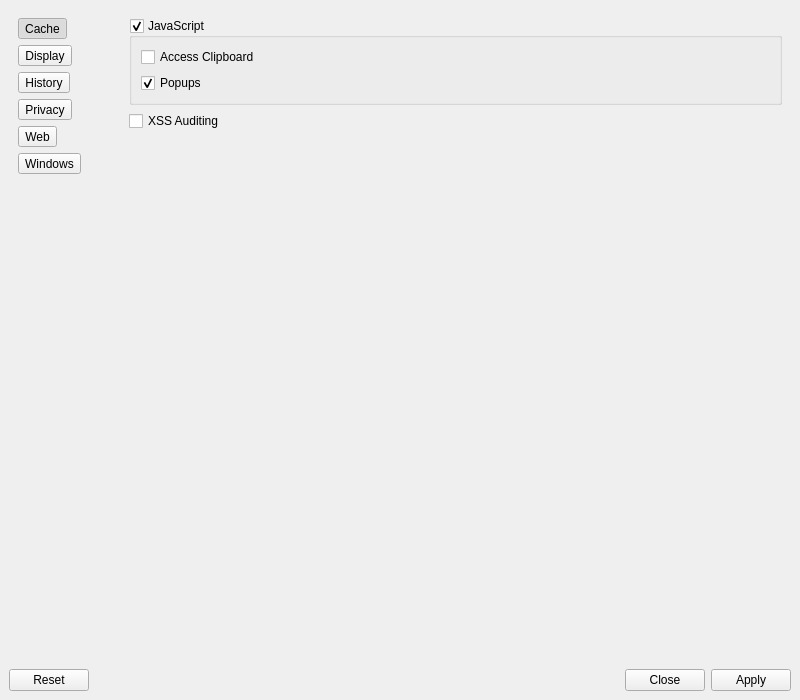
Above: 2.x/UI/dooble_settings.ui from textbrowser/dooble before the change. Below: the same form after it.
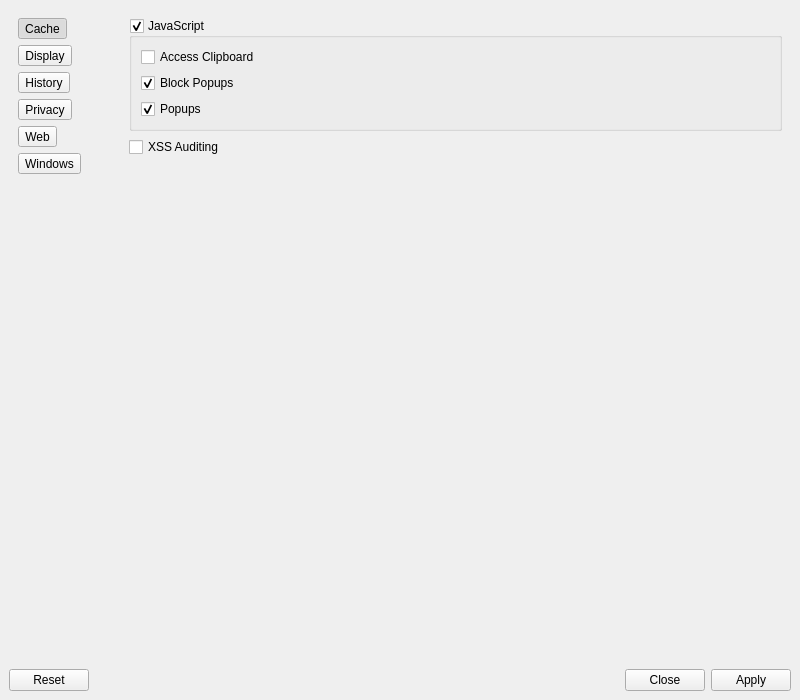
That is the form after the change. The open tabs and pages were chosen to show the change. Icons and pictures are not drawn.

Commit message: Option for blocking popups.

The edit to the form file:
```diff
--- a/2.x/UI/dooble_settings.ui
+++ b/2.x/UI/dooble_settings.ui
@@ -847,6 +847,16 @@
                </property>
               </widget>
              </item>
+             <item>
+              <widget class="QCheckBox" name="javascript_block_popups">
+               <property name="text">
+                <string>Block Popups</string>
+               </property>
+               <property name="checked">
+                <bool>true</bool>
+               </property>
+              </widget>
+             </item>
              <item>
               <widget class="QCheckBox" name="javascript_popups">
                <property name="text">
```
Left out of the diff: 7 changed lines with no effect on the pictures. The commit also changes 1 other file.
